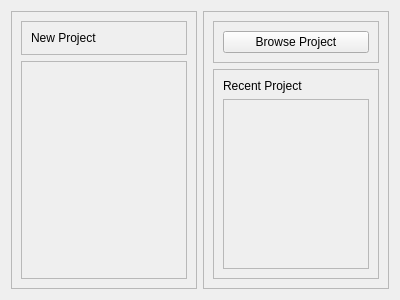
Above: assets/ui_files/StartupWidget.ui from threezinedine/ntt-game-editor before the change. Below: the same form after it.
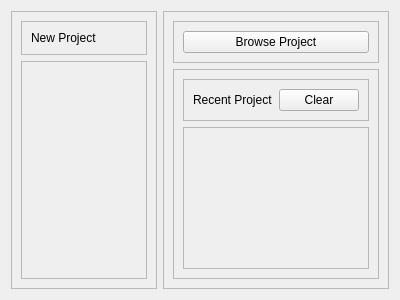
That is the form after the change.

Commit message: add recent projects loading

```diff
--- a/assets/ui_files/StartupWidget.ui
+++ b/assets/ui_files/StartupWidget.ui
@@ -109,11 +109,30 @@
          <enum>QFrame::Raised</enum>
         </property>
         <layout class="QVBoxLayout" name="verticalLayout_4">
-         <item alignment="Qt::AlignTop">
+         <item>
+          <widget class="QFrame" name="frame_8">
+           <property name="frameShape">
+            <enum>QFrame::StyledPanel</enum>
+           </property>
+           <property name="frameShadow">
+            <enum>QFrame::Raised</enum>
+           </property>
+           <layout class="QHBoxLayout" name="horizontalLayout_4">
+            <item>
           <widget class="QLabel" name="label_2">
            <property name="text">
             <string>Recent Project</string>
            </property>
+             </widget>
+            </item>
+            <item>
+             <widget class="QPushButton" name="clearRecentProjectsButton">
+              <property name="text">
+               <string>Clear</string>
+              </property>
+             </widget>
+            </item>
+           </layout>
           </widget>
          </item>
          <item>
```
Lines whose indentation alone changed are shown as unchanged. The commit also changes 14 other files.
